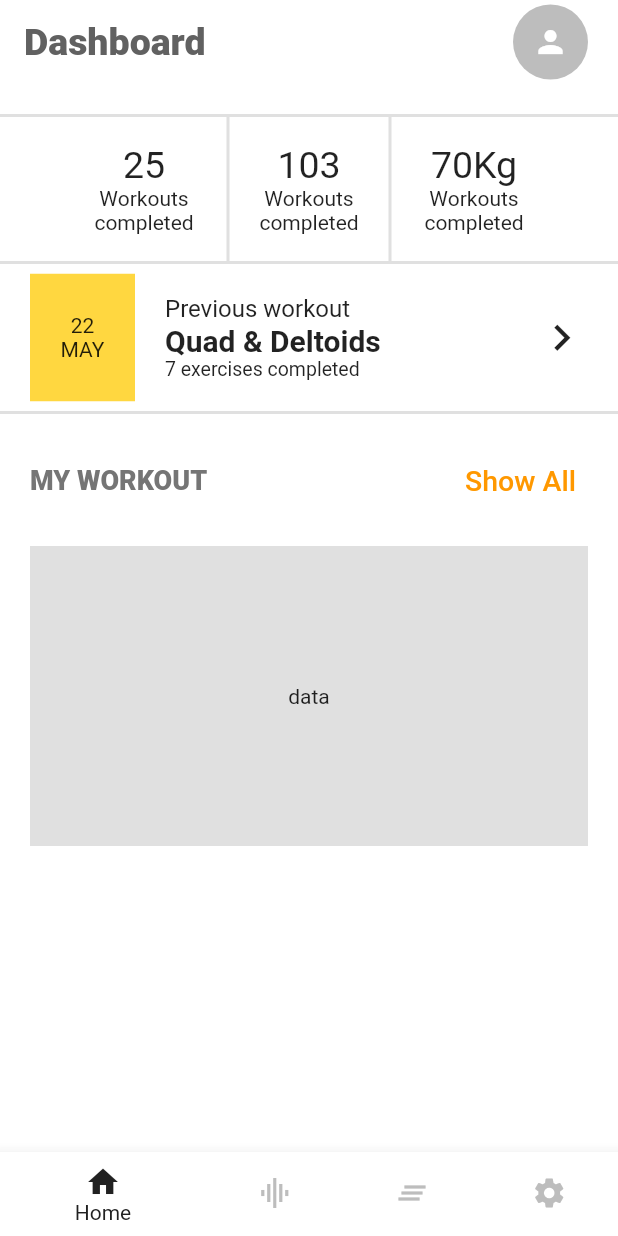
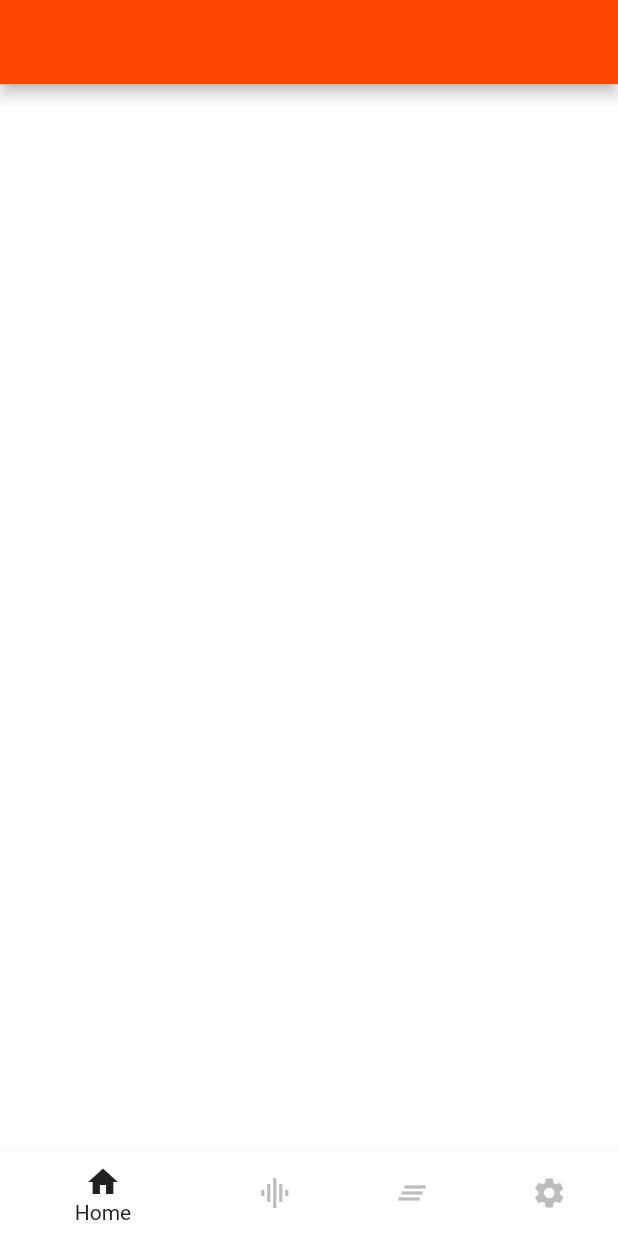
Before and after one commit to tiagoeborsanyi/gym-mobile, a Flutter app: the screen it shows after launch, on a phone screen of 412 x 824 dp. Run offline on Flutter 3.47's test engine with Material 2 defaults, Android fonts, the light colour scheme and no system bars.

Commit message:
created tabsScreen component and sei in route

```diff
--- a/lib/main.dart
+++ b/lib/main.dart
@@ -1,7 +1,8 @@
 import 'package:flutter/material.dart';
 
-import 'screens/dashboard_screen.dart';
-import 'screens/statistic_screen.dart';
+// import 'screens/dashboard_screen.dart';
+// import 'screens/statistic_screen.dart';
+import 'screens/tabs_screen.dart';
 import 'utils/app_routes.dart';
 
 void main() {
@@ -21,8 +22,8 @@ class MyApp extends StatelessWidget {
         canvasColor: Color.fromRGBO(255, 255, 255, 1),
       ),
       routes: {
-        AppRoutes.HOME: (ctx) => DashboardScreen(),
-        AppRoutes.STATISTIC: (ctx) => StatisticScreen(),
+        AppRoutes.HOME: (ctx) => TabScreen(),
+        // AppRoutes.STATISTIC: (ctx) => StatisticScreen(),
       },
     );
   }
--- a/lib/screens/dashboard_screen.dart
+++ b/lib/screens/dashboard_screen.dart
@@ -1,22 +1,13 @@
 import 'package:flutter/material.dart';
 
 class DashboardScreen extends StatefulWidget {
-  const DashboardScreen({Key? key}) : super(key: key);
+  // const DashboardScreen({Key? key}) : super(key: key);
 
   @override
   _DashboardScreenState createState() => _DashboardScreenState();
 }
 
 class _DashboardScreenState extends State<DashboardScreen> {
-  int _selectedScreenIndex = 0;
-  late List<dynamic> _screens;
-
-  @override
-  void initState() {
-    super.initState();
-    _screens = [];
-  }
-
   @override
   Widget build(BuildContext context) {
     return Scaffold(
@@ -252,31 +243,6 @@ class _DashboardScreenState extends State<DashboardScreen> {
           )
         ],
       ),
-      bottomNavigationBar: BottomNavigationBar(
-        onTap: (int i) {},
-        backgroundColor: Colors.white,
-        unselectedItemColor: Colors.grey.shade400,
-        selectedItemColor: Colors.grey.shade900,
-        currentIndex: 0,
-        items: [
-          BottomNavigationBarItem(
-            icon: Icon(Icons.home),
-            label: 'Home',
-          ),
-          BottomNavigationBarItem(
-            icon: Icon(Icons.graphic_eq),
-            label: 'Graphs',
-          ),
-          BottomNavigationBarItem(
-            icon: Icon(Icons.clear_all_outlined),
-            label: 'List exercises',
-          ),
-          BottomNavigationBarItem(
-            icon: Icon(Icons.settings),
-            label: 'Settings',
-          ),
-        ],
-      ),
     );
   }
 }
--- /dev/null
+++ b/lib/screens/tabs_screen.dart
@@ -0,0 +1,52 @@
+import 'package:flutter/material.dart';
+
+class TabScreen extends StatefulWidget {
+  const TabScreen({Key? key}) : super(key: key);
+
+  @override
+  _TabScreenState createState() => _TabScreenState();
+}
+
+class _TabScreenState extends State<TabScreen> {
+  int _selectedScreenIndex = 0;
+  late List<dynamic> _screens;
+
+  @override
+  void initState() {
+    super.initState();
+    _screens = [];
+  }
+
+  @override
+  Widget build(BuildContext context) {
+    return Scaffold(
+      appBar: AppBar(),
+      body: Container(),
+      bottomNavigationBar: BottomNavigationBar(
+        onTap: (int i) {},
+        backgroundColor: Colors.white,
+        unselectedItemColor: Colors.grey.shade400,
+        selectedItemColor: Colors.grey.shade900,
+        currentIndex: 0,
+        items: [
+          BottomNavigationBarItem(
+            icon: Icon(Icons.home),
+            label: 'Home',
+          ),
+          BottomNavigationBarItem(
+            icon: Icon(Icons.graphic_eq),
+            label: 'Graphs',
+          ),
+          BottomNavigationBarItem(
+            icon: Icon(Icons.clear_all_outlined),
+            label: 'List exercises',
+          ),
+          BottomNavigationBarItem(
+            icon: Icon(Icons.settings),
+            label: 'Settings',
+          ),
+        ],
+      ),
+    );
+  }
+}
```
